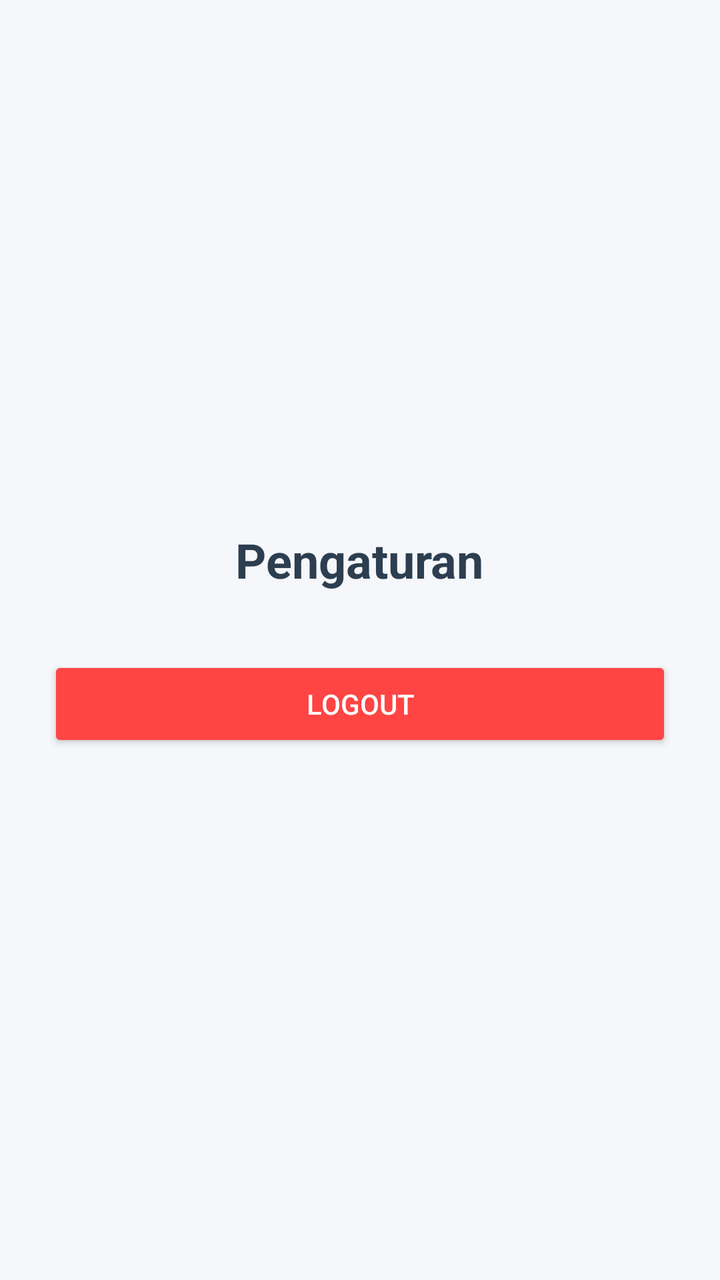
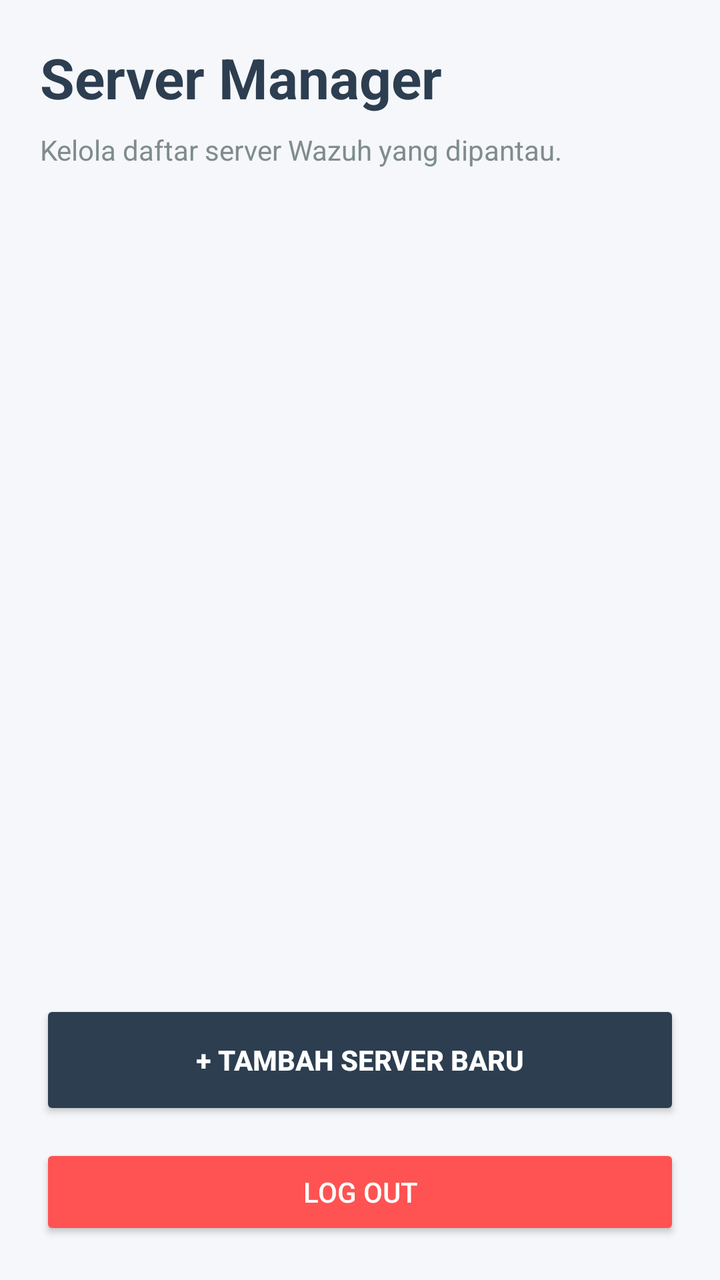

Compare the two renders of this Android layout. The source of the first and the diff that turns it into the second are given below.
<!-- AndroidManifest.xml: application theme Theme.WazuhMobile -->
<!-- res/layout/fragment_settings.xml -->
<?xml version="1.0" encoding="utf-8"?>
<LinearLayout xmlns:android="http://schemas.android.com/apk/res/android"
    android:layout_width="match_parent"
    android:layout_height="match_parent"
    android:orientation="vertical"
    android:padding="24dp"
    android:gravity="center">

    <TextView
        android:layout_width="wrap_content"
        android:layout_height="wrap_content"
        android:text="Pengaturan"
        android:textSize="24sp"
        android:textStyle="bold"
        android:textColor="@color/text_primary"
        android:layout_marginBottom="32dp"/>

    <Button
        android:id="@+id/btnLogout"
        android:layout_width="match_parent"
        android:layout_height="wrap_content"
        android:text="@string/logout"
        android:backgroundTint="#FF4444"
        android:textColor="@color/white"/>
</LinearLayout>
<!-- resources referenced by this layout -->
<resources>
  <color name="text_primary">#2C3E50</color>
  <color name="white">#FFFFFFFF</color>
  <string name="logout">Logout</string>
  <style name="Theme.WazuhMobile" parent="Theme.MaterialComponents.DayNight.NoActionBar">
          
          <item name="colorPrimary">@color/wazuh_primary</item>
          <item name="colorPrimaryVariant">@color/wazuh_primary_dark</item>
          <item name="colorOnPrimary">@color/white</item>
          
          <item name="colorSecondary">@color/wazuh_secondary</item>
          <item name="colorSecondaryVariant">@color/wazuh_secondary</item>
          <item name="colorOnSecondary">@color/black</item>
          
          <item name="android:statusBarColor">@color/wazuh_primary</item>
          
          <item name="android:windowBackground">@color/background_light</item>
      </style>
  <color name="wazuh_primary">#2E4A7A</color>
  <color name="wazuh_primary_dark">#1E3A6A</color>
  <color name="wazuh_secondary">#4A90E2</color>
  <color name="black">#FF000000</color>
  <color name="background_light">#F5F7FA</color>
</resources>

<!-- the commit's change to res/layout/fragment_settings.xml (unified diff, before → after) -->
@@ -3,23 +3,48 @@
     android:layout_width="match_parent"
     android:layout_height="match_parent"
     android:orientation="vertical"
-    android:padding="24dp"
-    android:gravity="center">
+    android:background="@color/background_light"
+    android:padding="20dp">
 
     <TextView
         android:layout_width="wrap_content"
         android:layout_height="wrap_content"
-        android:text="Pengaturan"
-        android:textSize="24sp"
+        android:text="Server Manager"
+        android:textSize="28sp"
         android:textStyle="bold"
         android:textColor="@color/text_primary"
-        android:layout_marginBottom="32dp"/>
+        android:layout_marginBottom="8dp"/>
+
+    <TextView
+        android:layout_width="wrap_content"
+        android:layout_height="wrap_content"
+        android:text="Kelola daftar server Wazuh yang dipantau."
+        android:textColor="@color/text_secondary"
+        android:layout_marginBottom="24dp"/>
+
+    <androidx.recyclerview.widget.RecyclerView
+        android:id="@+id/rvServers"
+        android:layout_width="match_parent"
+        android:layout_height="0dp"
+        android:layout_weight="1"
+        android:layout_marginBottom="16dp"/>
+
+    <Button
+        android:id="@+id/btnAddServer"
+        android:layout_width="match_parent"
+        android:layout_height="60dp"
+        android:text="+ Tambah Server Baru"
+        android:backgroundTint="@color/text_primary"
+        android:textColor="@color/white"
+        android:textStyle="bold"
+        android:layout_marginBottom="12dp"/>
 
     <Button
         android:id="@+id/btnLogout"
         android:layout_width="match_parent"
         android:layout_height="wrap_content"
-        android:text="@string/logout"
-        android:backgroundTint="#FF4444"
+        android:text="Log Out"
+        android:backgroundTint="#FF5252"
         android:textColor="@color/white"/>
+
 </LinearLayout>
<!-- resource entries referenced after the edit -->
@@ -1,8 +1,9 @@
 <!-- resources referenced by this layout -->
 <resources>
+  <color name="background_light">#F5F7FA</color>
   <color name="text_primary">#2C3E50</color>
+  <color name="text_secondary">#7F8C8D</color>
   <color name="white">#FFFFFFFF</color>
-  <string name="logout">Logout</string>
   <style name="Theme.WazuhMobile" parent="Theme.MaterialComponents.DayNight.NoActionBar">
           
           <item name="colorPrimary">@color/wazuh_primary</item>
@@ -21,6 +22,5 @@
   <color name="wazuh_primary_dark">#1E3A6A</color>
   <color name="wazuh_secondary">#4A90E2</color>
   <color name="black">#FF000000</color>
-  <color name="background_light">#F5F7FA</color>
 </resources>
 
